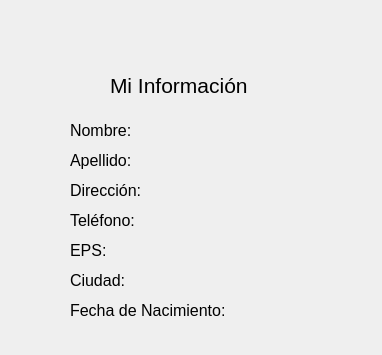
This is Entrega Final/info.ui in Rey7910/Pionono_Cakes_Proyect as Qt 5 draws it before an edit. The edited form follows.
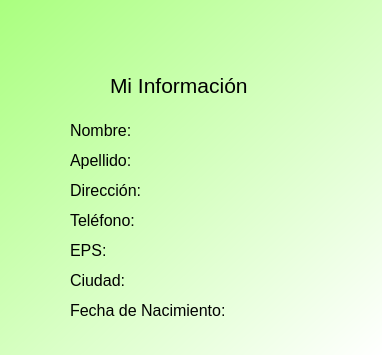
This is the edited form. Icons and pictures are not drawn.

```diff
--- a/Entrega Final/info.ui
+++ b/Entrega Final/info.ui
@@ -13,6 +13,18 @@
   <property name="windowTitle">
    <string>Form</string>
   </property>
+  <property name="windowIcon">
+   <iconset resource="Imagenes.qrc">
+    <normaloff>:/Bkg/Images/Logo.png</normaloff>:/Bkg/Images/Logo.png</iconset>
+  </property>
+  <property name="styleSheet">
+   <string notr="true">QWidget#Form{
+	background-color: qlineargradient(spread:pad, x1:0, y1:0, x2:1, y2:1, stop:0 rgba(170, 255, 127, 255), stop:1 rgba(255, 255, 255, 255));
+}
+QWidget#Login{
+background-color: qlineargradient(spread:pad, x1:0, y1:0, x2:1, y2:1, stop:0 rgba(170, 255, 127, 255), stop:1 rgba(255, 255, 255, 255));
+}</string>
+  </property>
   <widget class="QLabel" name="ciudad_label">
    <property name="geometry">
     <rect>
@@ -100,7 +112,7 @@
     </font>
    </property>
    <property name="text">
-    <string>Mi Información</string>
+    <string>&lt;html&gt;&lt;head/&gt;&lt;body&gt;&lt;p&gt;Mi Información&lt;/p&gt;&lt;/body&gt;&lt;/html&gt;</string>
    </property>
   </widget>
   <widget class="QLabel" name="apellido_label">
```
Left out of the diff: 4 changed lines with no effect on the pictures.
